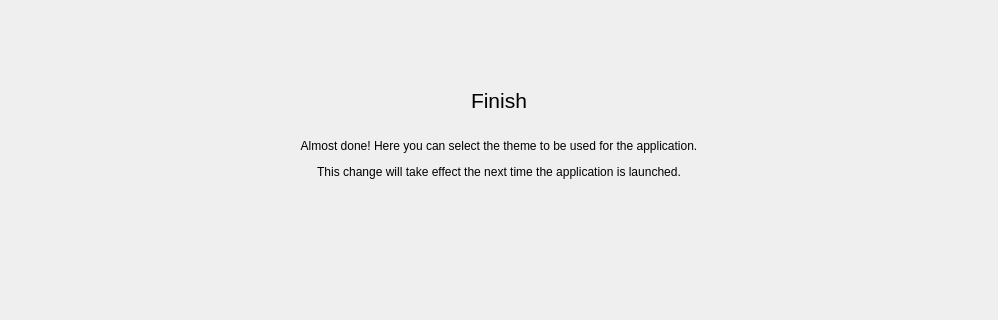
fiffty-50/openPilotLog, file src/gui/dialogues/firstrundialog.ui: the form before one commit; both pictures show x 141 to 1139 and y 212 to 532 of the 1280 by 720 pixel window.
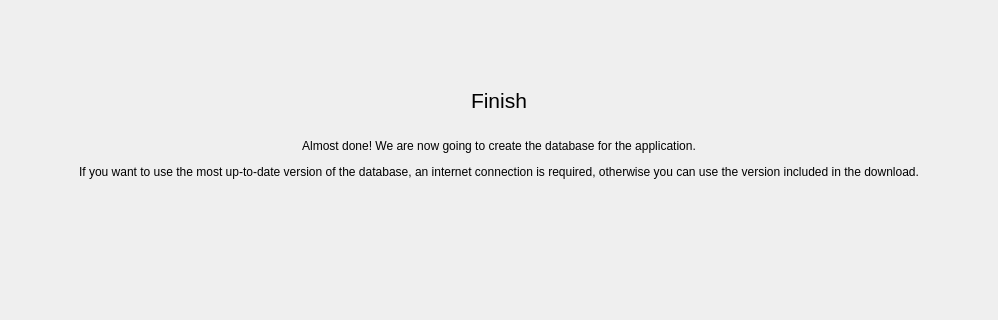
The form after the commit. The open tabs and pages were chosen to show the change.

Commit message: Update of database tableName and tableColumn Logic

```diff
--- a/src/gui/dialogues/firstrundialog.ui
+++ b/src/gui/dialogues/firstrundialog.ui
@@ -397,7 +397,7 @@
        <item row="0" column="0" colspan="2">
         <widget class="QLabel" name="label_4">
          <property name="text">
-          <string>&lt;html&gt;&lt;head/&gt;&lt;body&gt;&lt;p align=&quot;center&quot;&gt;&lt;span style=&quot; font-size:16pt;&quot;&gt;Finish&lt;/span&gt;&lt;/p&gt;&lt;p align=&quot;center&quot;&gt;&lt;br/&gt;Almost done! Here you can select the theme to be used for the application.&lt;/p&gt;&lt;p align=&quot;center&quot;&gt;This change will take effect the next time the application is launched.&lt;/p&gt;&lt;/body&gt;&lt;/html&gt;</string>
+          <string>&lt;html&gt;&lt;head/&gt;&lt;body&gt;&lt;p align=&quot;center&quot;&gt;&lt;span style=&quot; font-size:16pt;&quot;&gt;Finish&lt;/span&gt;&lt;/p&gt;&lt;p align=&quot;center&quot;&gt;&lt;br/&gt;Almost done! We are now going to create the database for the application.&lt;/p&gt;&lt;p align=&quot;center&quot;&gt;If you want to use the most up-to-date version of the database, an internet connection is required, otherwise you can use the version included in the download.&lt;/p&gt;&lt;/body&gt;&lt;/html&gt;</string>
          </property>
          <property name="textFormat">
           <enum>Qt::RichText</enum>
```
Left out of the diff: 3 changed lines with no effect on the pictures. The commit also changes 6 other files.
